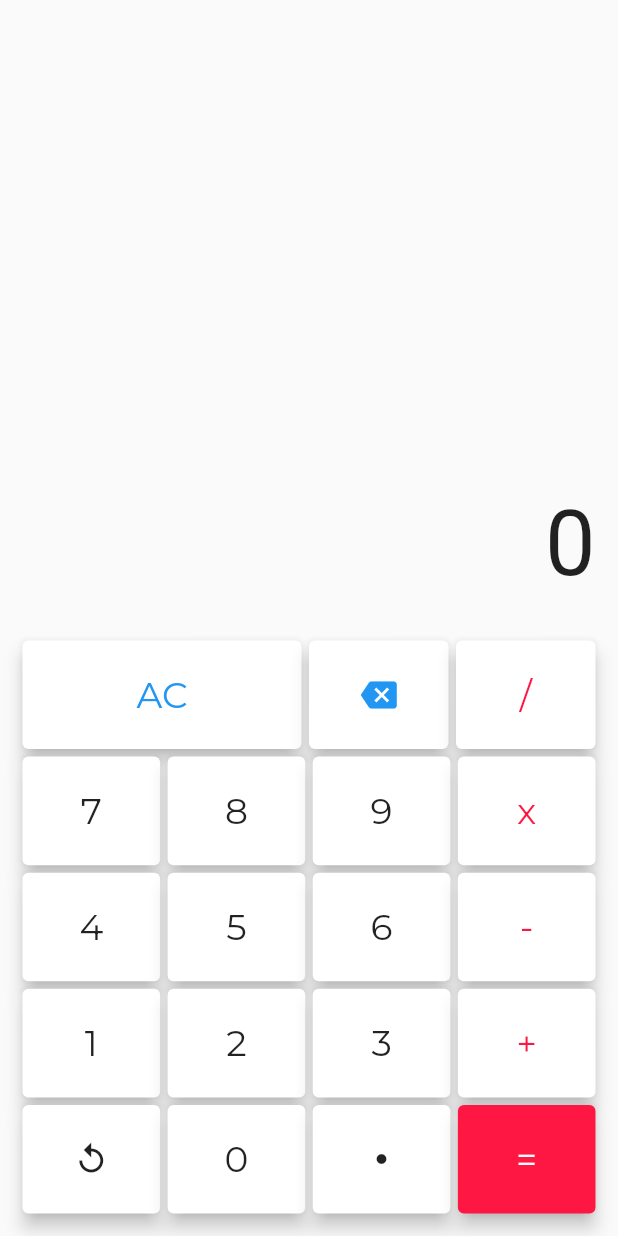
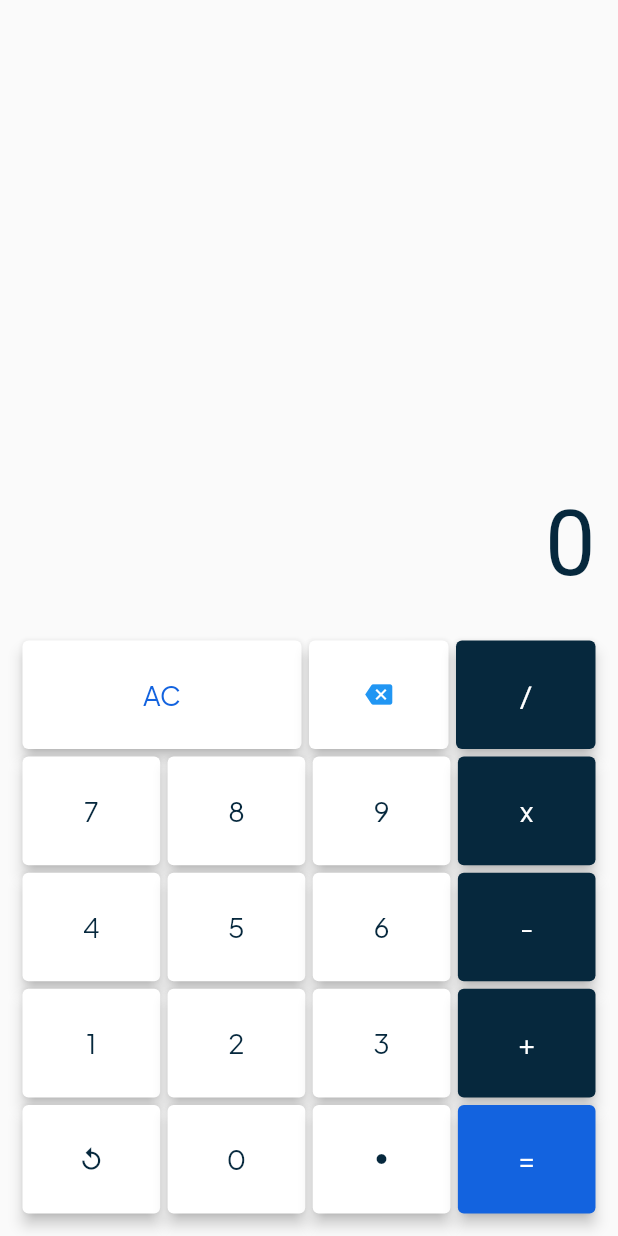
Before and after one commit to nestadwialfarizi/flutter-basic-calculator, a Flutter app: the screen it shows after launch, on a phone screen of 412 x 824 dp. Run offline on Flutter 3.47's test engine with Material 2 defaults, Android fonts, the phone set to English and light mode, and no system bars; drawn by our look-alikes of auto_size_text; our stand-ins replace google_fonts.

Commit message:
Update UI

```diff
--- /dev/null
+++ b/lib/constants/colors.dart
@@ -0,0 +1,7 @@
+import 'package:flutter/animation.dart';
+
+const Color cPrimary = Color(0xFF1363DF);
+const Color cSecondary = Color(0xFF47B5FF);
+
+const Color cLight = Color(0xFFDFF6FF);
+const Color cDark = Color(0xFF06283D);
--- a/lib/screens/widgets/pads.dart
+++ b/lib/screens/widgets/pads.dart
@@ -1,3 +1,4 @@
+import 'package:basic_calculator_app/constants/colors.dart';
 import 'package:flutter/material.dart';
 import 'package:google_fonts/google_fonts.dart';
 
@@ -5,48 +6,48 @@ class Pads extends StatelessWidget {
   Pads({super.key});
 
   final ButtonStyle _numberElevatedButtonStyle = ElevatedButton.styleFrom(
-    elevation: 5,
+    elevation: 4,
     backgroundColor: Colors.white,
-    foregroundColor: Colors.black87,
-    textStyle: GoogleFonts.montserrat(
+    foregroundColor: cDark,
+    textStyle: GoogleFonts.plusJakartaSans(
       textStyle: const TextStyle(
-        fontSize: 24,
+        fontSize: 18,
         fontWeight: FontWeight.w400,
       ),
     ),
   );
 
   final ButtonStyle _equalToElevatedButtonStyle = ElevatedButton.styleFrom(
-    elevation: 5,
-    backgroundColor: Colors.redAccent[400],
+    elevation: 4,
+    backgroundColor: cPrimary,
     foregroundColor: Colors.white,
-    textStyle: GoogleFonts.montserrat(
+    textStyle: GoogleFonts.plusJakartaSans(
       textStyle: const TextStyle(
-        fontSize: 24,
+        fontSize: 18,
         fontWeight: FontWeight.w400,
       ),
     ),
   );
 
   final ButtonStyle _clearElevatedButtonStyle = ElevatedButton.styleFrom(
-    elevation: 5,
+    elevation: 4,
     backgroundColor: Colors.white,
-    foregroundColor: Colors.blue,
-    textStyle: GoogleFonts.montserrat(
+    foregroundColor: cPrimary,
+    textStyle: GoogleFonts.plusJakartaSans(
       textStyle: const TextStyle(
-        fontSize: 24,
+        fontSize: 18,
         fontWeight: FontWeight.w400,
       ),
     ),
   );
 
   final ButtonStyle _operatorElevatedButtonStyle = ElevatedButton.styleFrom(
-    elevation: 5,
-    backgroundColor: Colors.white,
-    foregroundColor: Colors.redAccent[400],
-    textStyle: GoogleFonts.montserrat(
+    elevation: 4,
+    backgroundColor: cDark,
+    foregroundColor: Colors.white,
+    textStyle: GoogleFonts.plusJakartaSans(
       textStyle: const TextStyle(
-        fontSize: 24,
+        fontSize: 18,
         fontWeight: FontWeight.w400,
       ),
     ),
@@ -84,6 +85,7 @@ class Pads extends StatelessWidget {
                       child: const Icon(
                         Icons.backspace,
                         color: Colors.blue,
+                        size: 18,
                       ),
                     ),
                   ),
@@ -286,6 +288,7 @@ class Pads extends StatelessWidget {
                       style: _numberElevatedButtonStyle,
                       child: const Icon(
                         Icons.replay,
+                        size: 18,
                       ),
                     ),
                   ),
--- a/lib/screens/widgets/result.dart
+++ b/lib/screens/widgets/result.dart
@@ -1,3 +1,4 @@
+import 'package:basic_calculator_app/constants/colors.dart';
 import 'package:flutter/material.dart';
 import 'package:auto_size_text/auto_size_text.dart';
 
@@ -22,7 +23,7 @@ class _ResultState extends State<Result> {
             AutoSizeText(
               '0',
               style: TextStyle(
-                color: Colors.black87,
+                color: cDark,
                 fontSize: 60,
               ),
               maxLines: 1,
```
